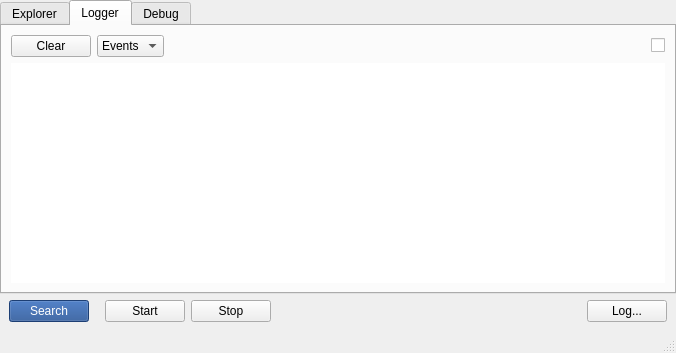
First picture: the form in gui/qkexplorerwidget.ui, repository QkThings/qkdaemon_old, before the edit.
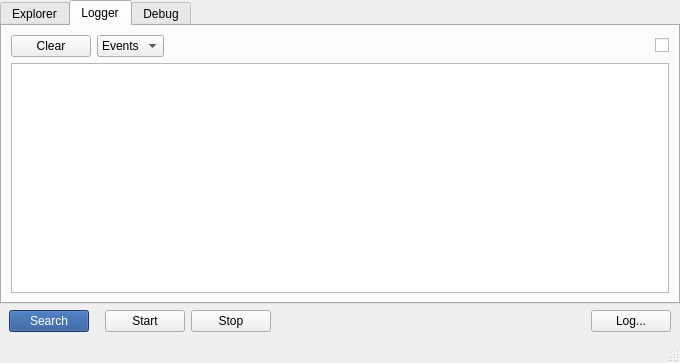
Second picture: the form after the edit. The open tabs and pages were chosen to show the change. Icons and pictures are not drawn. Custom widgets are drawn as their Qt base class.

```diff
--- a/gui/qkexplorerwidget.ui
+++ b/gui/qkexplorerwidget.ui
@@ -6,8 +6,8 @@
    <rect>
     <x>0</x>
     <y>0</y>
-    <width>676</width>
-    <height>353</height>
+    <width>680</width>
+    <height>363</height>
    </rect>
   </property>
   <property name="windowTitle">
@@ -295,15 +295,15 @@
             </property>
             <item>
              <widget class="pTableWidget" name="eventTable">
-              <property name="frameShape">
-               <enum>QFrame::NoFrame</enum>
-              </property>
               <property name="selectionMode">
                <enum>QAbstractItemView::NoSelection</enum>
               </property>
               <property name="selectionBehavior">
                <enum>QAbstractItemView::SelectRows</enum>
               </property>
+              <property name="gridStyle">
+               <enum>Qt::NoPen</enum>
+              </property>
               <property name="columnCount">
                <number>1</number>
               </property>
@@ -480,45 +480,45 @@
            <colorrole role="Light">
             <brush brushstyle="SolidPattern">
              <color alpha="255">
-              <red>61</red>
-              <green>132</green>
-              <blue>245</blue>
+              <red>46</red>
+              <green>114</green>
+              <blue>216</blue>
              </color>
             </brush>
            </colorrole>
            <colorrole role="Midlight">
             <brush brushstyle="SolidPattern">
              <color alpha="255">
-              <red>51</red>
-              <green>110</green>
-              <blue>204</blue>
+              <red>38</red>
+              <green>95</green>
+              <blue>180</blue>
              </color>
             </brush>
            </colorrole>
            <colorrole role="Dark">
             <brush brushstyle="SolidPattern">
              <color alpha="255">
-              <red>230</red>
-              <green>230</green>
-              <blue>230</blue>
+              <red>240</red>
+              <green>240</green>
+              <blue>240</blue>
              </color>
             </brush>
            </colorrole>
            <colorrole role="Mid">
             <brush brushstyle="SolidPattern">
              <color alpha="255">
-              <red>27</red>
-              <green>58</green>
-              <blue>109</blue>
+              <red>20</red>
+              <green>50</green>
+              <blue>96</blue>
              </color>
             </brush>
            </colorrole>
            <colorrole role="Text">
             <brush brushstyle="SolidPattern">
              <color alpha="255">
-              <red>255</red>
-              <green>255</green>
-              <blue>255</blue>
+              <red>0</red>
+              <green>0</green>
+              <blue>0</blue>
              </color>
             </brush>
            </colorrole>
@@ -552,9 +552,9 @@
            <colorrole role="Window">
             <brush brushstyle="SolidPattern">
              <color alpha="255">
-              <red>41</red>
-              <green>88</green>
-              <blue>163</blue>
+              <red>31</red>
+              <green>76</green>
+              <blue>144</blue>
              </color>
             </brush>
            </colorrole>
@@ -570,9 +570,9 @@
            <colorrole role="AlternateBase">
             <brush brushstyle="SolidPattern">
              <color alpha="255">
-              <red>148</red>
-              <green>171</green>
-              <blue>209</blue>
+              <red>143</red>
+              <green>165</green>
+              <blue>199</blue>
              </color>
             </brush>
            </colorrole>
@@ -617,45 +617,45 @@
            <colorrole role="Light">
             <brush brushstyle="SolidPattern">
              <color alpha="255">
-              <red>61</red>
-              <green>132</green>
-              <blue>245</blue>
+              <red>46</red>
+              <green>114</green>
+              <blue>216</blue>
              </color>
             </brush>
            </colorrole>
            <colorrole role="Midlight">
             <brush brushstyle="SolidPattern">
              <color alpha="255">
-              <red>51</red>
-              <green>110</green>
-              <blue>204</blue>
+              <red>38</red>
+              <green>95</green>
+              <blue>180</blue>
              </color>
             </brush>
            </colorrole>
            <colorrole role="Dark">
             <brush brushstyle="SolidPattern">
              <color alpha="255">
-              <red>230</red>
-              <green>230</green>
-              <blue>230</blue>
+              <red>240</red>
+              <green>240</green>
+              <blue>240</blue>
              </color>
             </brush>
            </colorrole>
            <colorrole role="Mid">
             <brush brushstyle="SolidPattern">
              <color alpha="255">
-              <red>27</red>
-              <green>58</green>
-              <blue>109</blue>
+              <red>20</red>
+              <green>50</green>
+              <blue>96</blue>
              </color>
             </brush>
            </colorrole>
            <colorrole role="Text">
             <brush brushstyle="SolidPattern">
              <color alpha="255">
-              <red>255</red>
-              <green>255</green>
-              <blue>255</blue>
+              <red>0</red>
+              <green>0</green>
+              <blue>0</blue>
              </color>
             </brush>
            </colorrole>
@@ -689,9 +689,9 @@
            <colorrole role="Window">
             <brush brushstyle="SolidPattern">
              <color alpha="255">
-              <red>41</red>
-              <green>88</green>
-              <blue>163</blue>
+              <red>31</red>
+              <green>76</green>
+              <blue>144</blue>
              </color>
             </brush>
            </colorrole>
@@ -707,9 +707,9 @@
            <colorrole role="AlternateBase">
             <brush brushstyle="SolidPattern">
              <color alpha="255">
-              <red>148</red>
-              <green>171</green>
-              <blue>209</blue>
+              <red>143</red>
+              <green>165</green>
+              <blue>199</blue>
              </color>
             </brush>
            </colorrole>
@@ -736,9 +736,9 @@
            <colorrole role="WindowText">
             <brush brushstyle="SolidPattern">
              <color alpha="255">
-              <red>230</red>
-              <green>230</green>
-              <blue>230</blue>
+              <red>240</red>
+              <green>240</green>
+              <blue>240</blue>
              </color>
             </brush>
            </colorrole>
@@ -754,45 +754,45 @@
            <colorrole role="Light">
             <brush brushstyle="SolidPattern">
              <color alpha="255">
-              <red>61</red>
-              <green>132</green>
-              <blue>245</blue>
+              <red>46</red>
+              <green>114</green>
+              <blue>216</blue>
              </color>
             </brush>
            </colorrole>
            <colorrole role="Midlight">
             <brush brushstyle="SolidPattern">
              <color alpha="255">
-              <red>51</red>
-              <green>110</green>
-              <blue>204</blue>
+              <red>38</red>
+              <green>95</green>
+              <blue>180</blue>
              </color>
             </brush>
            </colorrole>
            <colorrole role="Dark">
             <brush brushstyle="SolidPattern">
              <color alpha="255">
-              <red>230</red>
-              <green>230</green>
-              <blue>230</blue>
+              <red>240</red>
+              <green>240</green>
+              <blue>240</blue>
              </color>
             </brush>
            </colorrole>
            <colorrole role="Mid">
             <brush brushstyle="SolidPattern">
              <color alpha="255">
-              <red>27</red>
-              <green>58</green>
-              <blue>109</blue>
+              <red>20</red>
+              <green>50</green>
+              <blue>96</blue>
              </color>
             </brush>
            </colorrole>
            <colorrole role="Text">
             <brush brushstyle="SolidPattern">
              <color alpha="255">
-              <red>230</red>
-              <green>230</green>
-              <blue>230</blue>
+              <red>240</red>
+              <green>240</green>
+              <blue>240</blue>
              </color>
             </brush>
            </colorrole>
@@ -808,27 +808,27 @@
            <colorrole role="ButtonText">
             <brush brushstyle="SolidPattern">
              <color alpha="255">
-              <red>230</red>
-              <green>230</green>
-              <blue>230</blue>
+              <red>240</red>
+              <green>240</green>
+              <blue>240</blue>
              </color>
             </brush>
            </colorrole>
            <colorrole role="Base">
             <brush brushstyle="SolidPattern">
              <color alpha="255">
-              <red>41</red>
-              <green>88</green>
-              <blue>163</blue>
+              <red>31</red>
+              <green>76</green>
+              <blue>144</blue>
              </color>
             </brush>
            </colorrole>
            <colorrole role="Window">
             <brush brushstyle="SolidPattern">
              <color alpha="255">
-              <red>41</red>
-              <green>88</green>
-              <blue>163</blue>
+              <red>31</red>
+              <green>76</green>
+              <blue>144</blue>
              </color>
             </brush>
            </colorrole>
@@ -844,9 +844,9 @@
            <colorrole role="AlternateBase">
             <brush brushstyle="SolidPattern">
              <color alpha="255">
-              <red>41</red>
-              <green>88</green>
-              <blue>163</blue>
+              <red>31</red>
+              <green>76</green>
+              <blue>144</blue>
              </color>
             </brush>
            </colorrole>
```
Left out of the diff: 16 changed lines with no effect on the pictures.
